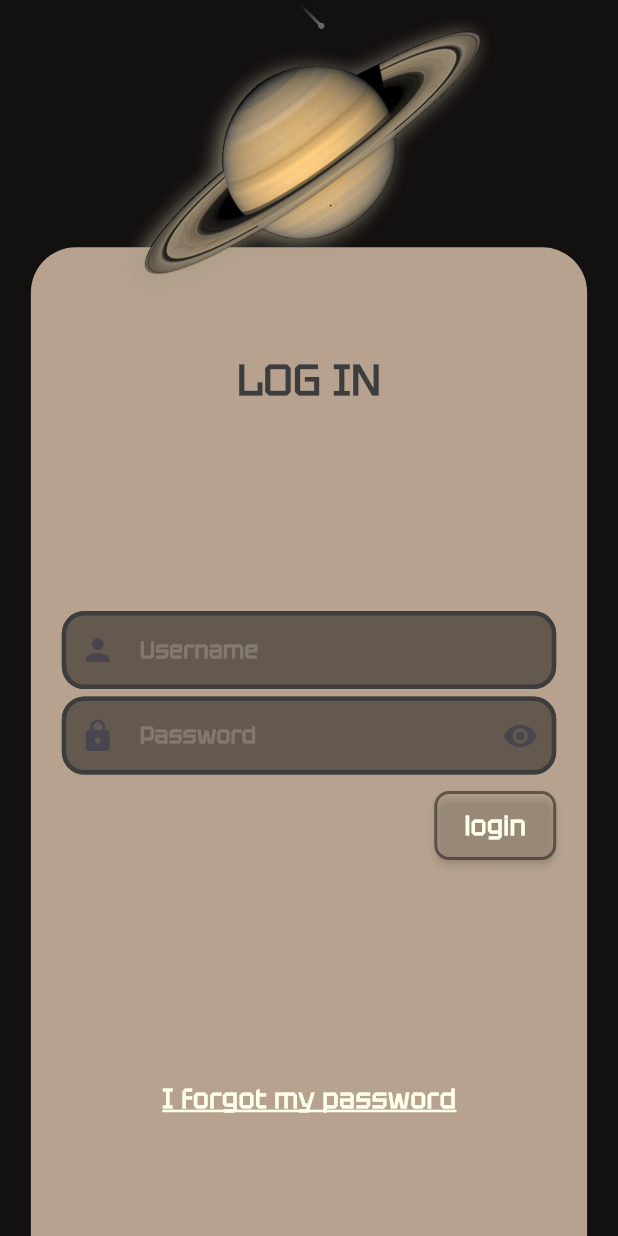
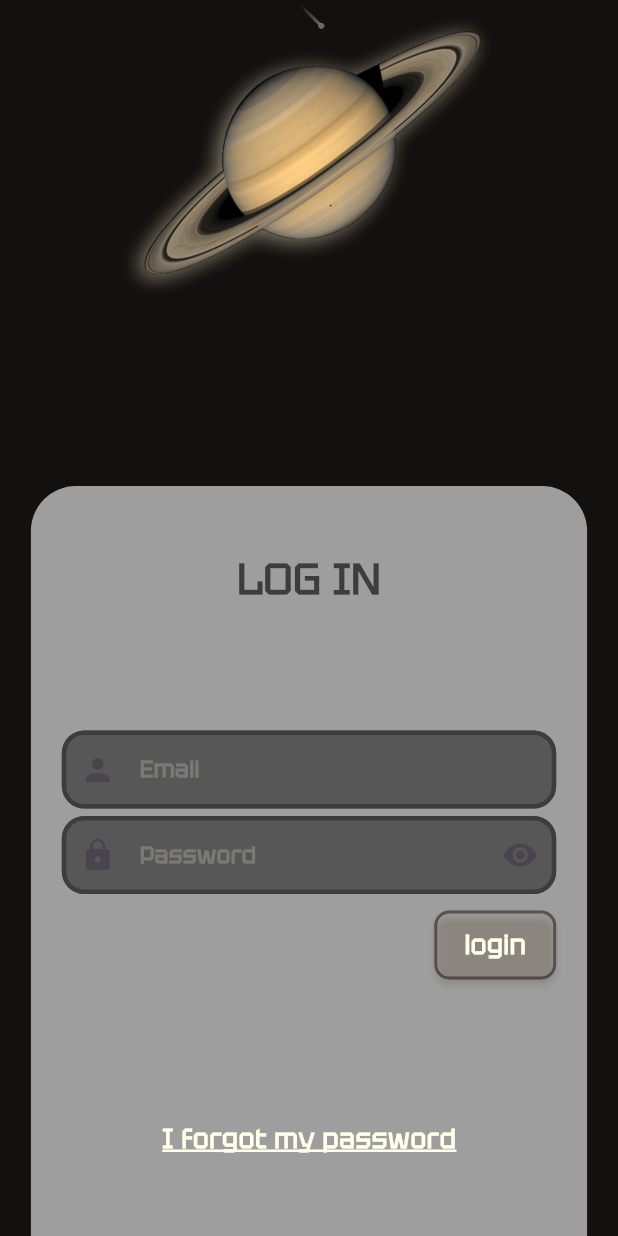
Before and after one commit to egeinann/Flutter-Planets-App, a Flutter app: the LoginPage screen opened by its route, on a phone screen of 412 x 824 dp. Run offline on Flutter 3.47's test engine with Material 3 defaults, Android fonts, the phone set to English and light mode, and no system bars; our stand-ins replace animated_text_kit, firebase_core, flutter_riverpod, mask_text_input_formatter, responsive_sizer, salomon_bottom_bar and 1 more; accounts and stored records are empty.

Commit message:
loginState tamamlandı

```diff
--- a/lib/view/auth/forgotPassword/forgotPassword/view/forgotPassword_page.dart
+++ b/lib/view/auth/forgotPassword/forgotPassword/view/forgotPassword_page.dart
@@ -62,7 +62,7 @@ class ForgotPasswordPage extends ConsumerWidget {
                                   message: "E-mail sent. Check it out!");
                             } else {
                               SnackbarHelper.spaceShowErrorSnackbar(context,
-                                  message: "Please enter a valid email.");
+                                  message: "Please enter a valid email!");
                             }
                           },
                           child: Text(
--- a/lib/view/auth/forgotPassword/resetPassword/state/resetPassword_state.dart
+++ b/lib/view/auth/forgotPassword/resetPassword/state/resetPassword_state.dart
@@ -5,7 +5,7 @@ class ResetPasswordState extends StateNotifier<ResetPasswordForm> {
   ResetPasswordState() : super(ResetPasswordForm());
 
   void clearForm() {
-    state.usernameController.clear();
+    state.emailController.clear();
     state.passwordController.clear();
     state.confirmPasswordController.clear();
 
@@ -14,14 +14,14 @@ class ResetPasswordState extends StateNotifier<ResetPasswordForm> {
 
   @override
   void dispose() {
-    state.usernameController.dispose();
+    state.emailController.dispose();
     state.passwordController.dispose();
     state.confirmPasswordController.dispose();
     super.dispose();
   }
 
   void updateUsername(String value) {
-    state.usernameController.text = value;
+    state.emailController.text = value;
   }
 
   void updatePassword(String value) {
@@ -33,9 +33,9 @@ class ResetPasswordState extends StateNotifier<ResetPasswordForm> {
   }
 
   /// **👤 Kullanıcı adı validasyonu (Boş olamaz)**
-  bool isValidUsername() {
-    String username = state.usernameController.text;
-    return username.length >= 4 && !username.contains(" ");
+  bool isValidEmail() {
+    String email = state.emailController.text.trim();
+    return email.isNotEmpty && email.contains("@") && email.contains(".");
   }
 
   /// **🔑 Şifre validasyonu (En az 8 karakter)**
@@ -51,12 +51,12 @@ class ResetPasswordState extends StateNotifier<ResetPasswordForm> {
 
   /// **✅ Formun tamamı doğru mu?**
   bool validateForm() {
-    return isValidUsername() && isValidPassword() && isPasswordMatch();
+    return isValidEmail() && isValidPassword() && isPasswordMatch();
   }
 }
 
 class ResetPasswordForm {
-  final TextEditingController usernameController = TextEditingController();
+  final TextEditingController emailController = TextEditingController();
   final TextEditingController passwordController = TextEditingController();
   final TextEditingController confirmPasswordController =
       TextEditingController();
--- a/lib/view/auth/forgotPassword/resetPassword/view/resetpassword_page.dart
+++ b/lib/view/auth/forgotPassword/resetPassword/view/resetpassword_page.dart
@@ -13,9 +13,6 @@ class ResetPasswordPage extends ConsumerWidget {
 
   @override
   Widget build(BuildContext context, WidgetRef ref) {
-    final resetPasswordController = ref.watch(resetPasswordProvider);
-    final resetPasswordState = ref.read(resetPasswordProvider.notifier);
-
     return GestureDetector(
       onTap: () => FocusManager.instance.primaryFocus?.unfocus(),
       child: Scaffold(
@@ -48,12 +45,12 @@ class ResetPasswordPage extends ConsumerWidget {
         Column(
           crossAxisAlignment: CrossAxisAlignment.start,
           children: [
-            Text("Your username", style: Theme.of(context).textTheme.bodySmall),
+            Text("Your email", style: Theme.of(context).textTheme.bodySmall),
             const SizedBox(height: 5),
             SpaceTextField(
-              controller: resetPasswordController.usernameController,
+              controller: resetPasswordController.emailController,
               onChanged: (value) => resetPasswordState.updateUsername(value),
-              hintText: "Username",
+              hintText: "Email",
             ),
           ],
         ),
@@ -82,12 +79,7 @@ class ResetPasswordPage extends ConsumerWidget {
         const SizedBox(height: 20),
         CustomOutlinedButton(
           onPressed: () {
-            if (!resetPasswordState.isValidUsername()) {
-              SnackbarHelper.spaceShowErrorSnackbar(context,
-                  message:
-                      "Username must be at least 4 characters and cannot contain spaces!");
-              return;
-            } else if (!resetPasswordState.isValidPassword()) {
+            if (!resetPasswordState.isValidPassword()) {
               SnackbarHelper.spaceShowErrorSnackbar(context,
                   message: "Password must be at least 8 characters!");
               return;
@@ -99,6 +91,7 @@ class ResetPasswordPage extends ConsumerWidget {
               SnackbarHelper.spaceShowSuccessSnackbar(context,
                   message: "Password has been changed!");
               Navigator.pop(context);
+              resetPasswordState.clearForm();
               Navigator.pushNamed(context, '/homePage');
             }
           },
--- a/lib/view/auth/usernameLogin/view/login_page.dart
+++ b/lib/view/auth/usernameLogin/view/login_page.dart
@@ -3,41 +3,19 @@ import 'package:flutter_riverpod/flutter_riverpod.dart';
 import 'package:responsive_sizer/responsive_sizer.dart';
 import 'package:spaceandplanets_app/utils/colors.dart';
 import 'package:spaceandplanets_app/utils/icons.dart';
+import 'package:spaceandplanets_app/view/auth/usernameLogin/state/auth_state.dart';
 import 'package:spaceandplanets_app/widgets/meteorWidget/meteorView.dart';
 import 'package:spaceandplanets_app/widgets/outlinedButton.dart';
+import 'package:spaceandplanets_app/widgets/snackbar.dart';
 import 'package:spaceandplanets_app/widgets/textFields/textField.dart';
 
-class LoginPage extends ConsumerStatefulWidget {
+class LoginPage extends ConsumerWidget {
   const LoginPage({super.key});
 
   @override
-  _LoginPageState createState() => _LoginPageState();
-}
-
-class _LoginPageState extends ConsumerState<LoginPage> {
-  late TextEditingController userController;
-  late TextEditingController passwordController;
-  double height = 500; // İlk değer statik olmalı.
-  Color color = SpaceColors.firstColor;
-  @override
-  void initState() {
-    super.initState();
-    userController = TextEditingController();
-    passwordController = TextEditingController();
-
-    Future.delayed(const Duration(milliseconds: 50), () {
-      if (mounted) {
-        setState(() {
-          height = 80.h;
-          color = SpaceColors.secondaryColor;
-        });
-      }
-    });
-  }
-
-  @override
-  Widget build(BuildContext context) {
-    final double dynamicHeight = 50.h;
+  Widget build(BuildContext context, WidgetRef ref) {
+    final loginController = ref.watch(loginProvider);
+    final loginState = ref.read(loginProvider.notifier);
     return GestureDetector(
       onTap: () => FocusManager.instance.primaryFocus?.unfocus(),
       child: Scaffold(
@@ -60,9 +38,9 @@ class _LoginPageState extends ConsumerState<LoginPage> {
               alignment: Alignment.bottomCenter,
               child: AnimatedContainer(
                 duration: const Duration(milliseconds: 500),
-                height: height == 500 ? dynamicHeight : height,
+                height: 500,
                 decoration: BoxDecoration(
-                  color: color,
+                  color: Colors.grey,
                   borderRadius: const BorderRadius.only(
                     topLeft: Radius.circular(30),
                     topRight: Radius.circular(30),
@@ -89,15 +67,19 @@ class _LoginPageState extends ConsumerState<LoginPage> {
                             children: [
                               SpaceTextField(
                                 prefixIcon: SpaceIcons.user,
-                                controller: userController,
-                                hintText: 'Username',
+                                controller: loginController.emailController,
+                                onChanged: (value) =>
+                                    loginState.updateEmail(value),
+                                hintText: 'Email',
                                 isPassword: false,
                               ),
                               const SizedBox(height: 5),
                               SpaceTextField(
                                 prefixIcon: SpaceIcons.password,
                                 showSuffixIcon: true,
-                                controller: passwordController,
+                                controller: loginController.passwordController,
+                                onChanged: (value) =>
+                                    loginState.updatePassword(value),
                                 hintText: 'Password',
                                 isPassword: true,
                               ),
@@ -105,9 +87,26 @@ class _LoginPageState extends ConsumerState<LoginPage> {
                           ),
                           const SizedBox(height: 10),
                           CustomOutlinedButton(
-
                             onPressed: () {
-                              Navigator.pushNamed(context, "/homePage");
+                              if (!loginState.isValidEmail()) {
+                                SnackbarHelper.spaceShowErrorSnackbar(
+                                  context,
+                                  message: "Please enter a valid email!",
+                                );
+                                return;
+                              } else if (!loginState.isValidPassword()) {
+                                SnackbarHelper.spaceShowErrorSnackbar(
+                                  context,
+                                  message: "Please enter a valid password!",
+                                );
+                                return;
+                              } else if (loginState.validateForm()) {
+                                FocusScope.of(context).unfocus();
+                                loginState.clearForm();
+                                SnackbarHelper.spaceShowSuccessSnackbar(context,
+                                    message: "Login successful!");
+                                Navigator.pushNamed(context, "/homePage");
+                              }
                             },
                             child: Text(
                               "login",
--- a/pubspec.yaml
+++ b/pubspec.yaml
@@ -47,6 +47,7 @@ dependencies:
   firebase_core: ^3.12.1
   google_sign_in: ^6.2.2
   firebase_auth: ^5.5.1
+  cloud_firestore: ^5.6.6
 
 
 dev_dependencies:
```
Also changed, not shown: lib/models/userModel.dart (added, +33 -0 lines), lib/view/auth/register/state/register_state.dart (+9 -9 lines), lib/view/auth/register/view/register_page.dart (+9 -8 lines), lib/view/auth/usernameLogin/state/auth_state.dart (+49 -0 lines), pubspec.lock, 4 other files.
